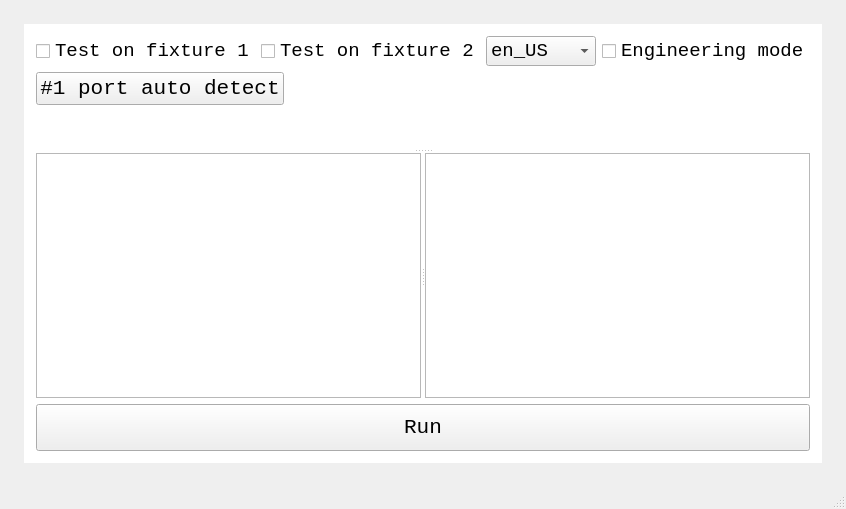
Qt form ui/design3.ui (EasonLu1222/readByYourself) before a commit.
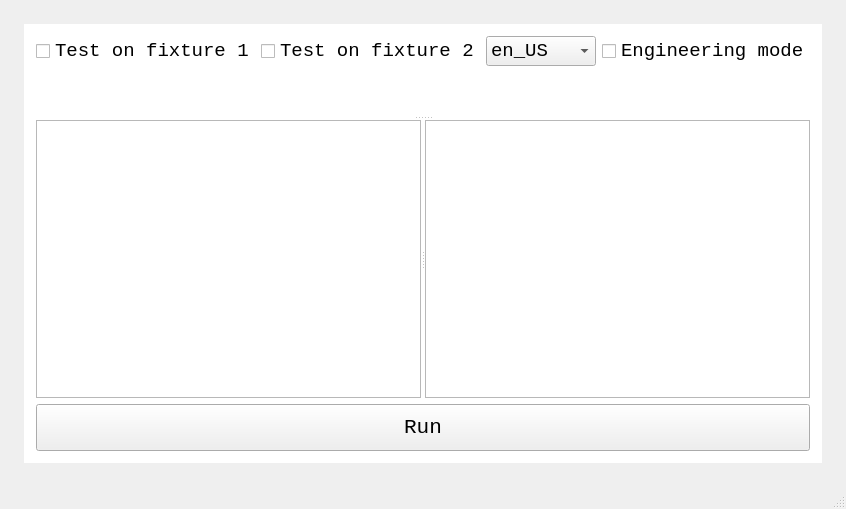
The same form after that commit. Custom widgets are drawn as their Qt base class.

Commit message: Remove obsolete push detect codes

```diff
--- a/ui/design3.ui
+++ b/ui/design3.ui
@@ -150,31 +150,6 @@
            <property name="spacing">
             <number>-1</number>
            </property>
-           <item alignment="Qt::AlignLeft">
-            <widget class="QPushButton" name="pushDetect">
-             <property name="sizePolicy">
-              <sizepolicy hsizetype="Minimum" vsizetype="Fixed">
-               <horstretch>0</horstretch>
-               <verstretch>0</verstretch>
-              </sizepolicy>
-             </property>
-             <property name="minimumSize">
-              <size>
-               <width>200</width>
-               <height>30</height>
-              </size>
-             </property>
-             <property name="font">
-              <font>
-               <family>Courier New</family>
-               <pointsize>16</pointsize>
-              </font>
-             </property>
-             <property name="text">
-              <string>#1 port auto detect</string>
-             </property>
-            </widget>
-           </item>
           </layout>
          </item>
          <item>
```
The commit also changes 2 other files.
